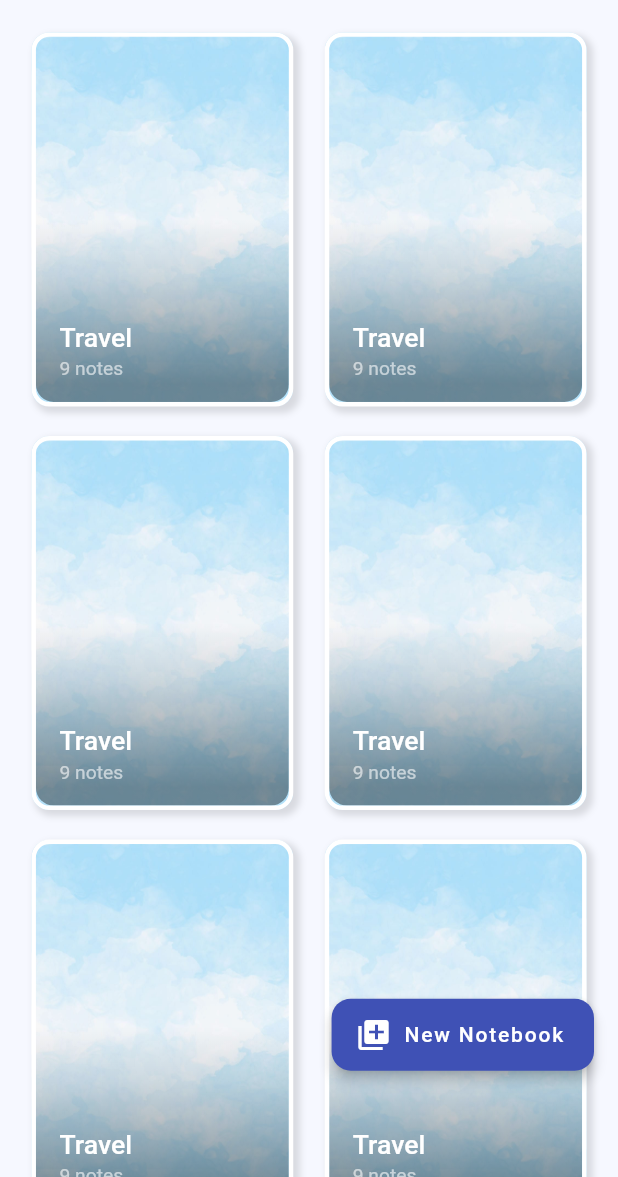
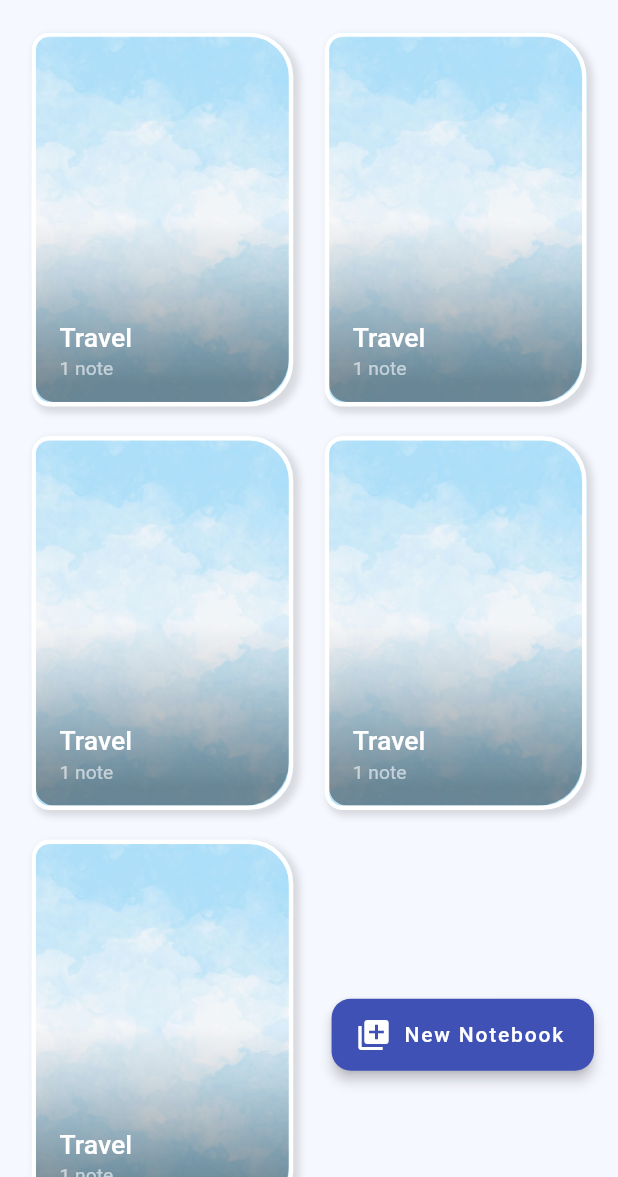
Before and after one commit to motasimfuad/deeNotes-personal_notebooks, a Flutter app: the AllNotebooksScreen screen opened by its route, on a phone screen of 412 x 824 dp, the part 59-1236 px from its top. Run offline on Flutter 3.47's test engine with Material 2 defaults, Android fonts, the phone set to English and light mode, and no system bars; our stand-ins replace flutter_bloc, flutter_screenutil, sqflite; accounts and stored records are empty; statements that could not run were skipped.

Commit message:
data repo updated

```diff
--- a/lib/data/models/note.dart
+++ b/lib/data/models/note.dart
@@ -4,7 +4,6 @@ import 'package:flutter/foundation.dart';
 import 'package:flutter/material.dart';
 
 import 'package:notebooks/data/models/label.dart';
-import 'package:notebooks/data/models/notebook.dart';
 
 import '../data_providers/note_colors_provider.dart';
 
@@ -16,7 +15,7 @@ class Note {
   bool? isLocked;
   Color color;
   DateTime? createdAt;
-  Notebook notebook;
+  int notebookId;
   List<Label>? labels;
   Note({
     this.id,
@@ -25,7 +24,7 @@ class Note {
     this.isFavorite = false,
     this.isLocked = false,
     required this.color,
-    required this.notebook,
+    required this.notebookId,
     this.createdAt,
     this.labels,
   });
@@ -38,7 +37,7 @@ class Note {
     bool? isLocked,
     Color? color,
     DateTime? createdAt,
-    Notebook? notebook,
+    int? notebookId,
     List<Label>? labels,
   }) {
     return Note(
@@ -50,7 +49,7 @@ class Note {
       color: color ?? this.color,
       createdAt: createdAt ?? this.createdAt,
       labels: labels ?? this.labels,
-      notebook: notebook ?? this.notebook,
+      notebookId: notebookId ?? this.notebookId,
     );
   }
 
@@ -61,7 +60,7 @@ class Note {
       'description': description,
       'isFavorite': isFavorite,
       'isLocked': isLocked,
-      'notebook': notebook,
+      'notebookId': notebookId,
       'color': color.value,
       'createdAt': createdAt?.millisecondsSinceEpoch,
       'labels': labels?.map((x) => x.toMap()).toList(),
@@ -75,7 +74,7 @@ class Note {
       description: map['description'] ?? '',
       isFavorite: map['isFavorite'] == 1 ? true : false,
       isLocked: map['isLocked'] == 1 ? true : false,
-      notebook: map['notebook'],
+      notebookId: map['notebookId'],
       color: Color(map['color']),
       createdAt: map['createdAt'] != null
           ? DateTime.fromMillisecondsSinceEpoch(map['createdAt'])
@@ -92,7 +91,7 @@ class Note {
 
   @override
   String toString() {
-    return 'Note(id: $id, title: $title, description: $description, isFavorite: $isFavorite, isLocked: $isLocked, color: $color, createdAt: $createdAt, labels: $labels, notebook: $notebook)';
+    return 'Note(id: $id, title: $title, description: $description, isFavorite: $isFavorite, isLocked: $isLocked, color: $color, createdAt: $createdAt, labels: $labels, notebookId: $notebookId)';
   }
 
   @override
@@ -106,7 +105,7 @@ class Note {
         other.isFavorite == isFavorite &&
         other.isLocked == isLocked &&
         other.color == color &&
-        other.notebook == notebook &&
+        other.notebookId == notebookId &&
         other.createdAt == createdAt &&
         listEquals(other.labels, labels);
   }
@@ -120,7 +119,7 @@ class Note {
         isLocked.hashCode ^
         color.hashCode ^
         createdAt.hashCode ^
-        notebook.hashCode ^
+        notebookId.hashCode ^
         labels.hashCode;
   }
 }
@@ -133,7 +132,7 @@ final sampleNote = Note(
   description:
       'It has survived not only five centuries, but also the leap into electronic typesetting, remaining essentially unchanged. It was popularised in the 1960s with the release of Letraset sheets containing Lorem Ipsum passages, and more recently with desktop publishing software like Aldus PageMaker including versions of Lorem Ipsum.',
   color: noteColorsProvider.noteColors[20].color,
-  notebook: Notebook(id: 1, cover: '', name: ''),
+  notebookId: 1,
   labels: [
     Label(id: 01, name: 'label 1'),
     Label(id: 02, name: 'label 2'),
--- a/lib/data/models/notebook.dart
+++ b/lib/data/models/notebook.dart
@@ -1,6 +1,3 @@
-import 'dart:convert';
-
-import 'package:flutter/foundation.dart';
 import 'package:flutter/material.dart';
 
 import 'package:notebooks/data/models/label.dart';
@@ -12,7 +9,7 @@ class Notebook {
   String cover;
   List<Label?>? labels;
   List<Note?>? notes;
-  bool? isLocked;
+  bool isLocked;
   Notebook({
     this.id,
     required this.name,
@@ -45,31 +42,27 @@ class Notebook {
       'id': id,
       'name': name,
       'cover': cover,
-      'labels': labels?.map((x) => x?.toMap()).toList(),
-      'notes': notes?.map((x) => x?.toMap()).toList(),
-      'isLocked': isLocked,
+      // 'labels': labels?.map((x) => x?.toMap()).toList(),
+      // 'notes': notes?.map((x) => x?.toMap()).toList(),
+      'isLocked': isLocked ? 1 : 0,
     };
   }
 
   factory Notebook.fromMap(Map<String, dynamic> map) {
     return Notebook(
       id: map['id']?.toInt(),
-      name: map['name'] ?? '',
-      cover: map['cover'] ?? '',
-      labels: map['labels'] != null
-          ? List<Label?>.from(map['labels']?.map((x) => Label?.fromMap(x)))
-          : null,
-      notes: map['notes'] != null
-          ? List<Note?>.from(map['notes']?.map((x) => Note?.fromMap(x)))
-          : null,
-      isLocked: map['isLocked'] == 1 ? true : false,
+      name: map['name'] as String,
+      cover: map['cover'] as String,
+      // labels: map['labels']
+      // // != null ? List<Label?>.from(map['labels']?.map((x) => Label?.fromMap(x)))
+      // //     : null
+      // ,
+      // notes: map['notes']
+      // // != null ? List<Note?>.from(map['notes']?.map((x) => Note?.fromMap(x))) : null
+      // ,
+      isLocked: (map['isLocked'] as int) == 1 ? true : false,
     );
   }
-
-  String toJson() => json.encode(toMap());
-
-  factory Notebook.fromJson(String source) =>
-      Notebook.fromMap(json.decode(source));
 
   @override
   String toString() {
@@ -77,27 +70,10 @@ class Notebook {
   }
 
   @override
-  bool operator ==(Object other) {
-    if (identical(this, other)) return true;
-
-    return other is Notebook &&
-        other.id == id &&
-        other.name == name &&
-        other.cover == cover &&
-        listEquals(other.labels, labels) &&
-        listEquals(other.notes, notes) &&
-        other.isLocked == isLocked;
-  }
+  bool operator ==(covariant Notebook other) => id == other.id;
 
   @override
-  int get hashCode {
-    return id.hashCode ^
-        name.hashCode ^
-        cover.hashCode ^
-        labels.hashCode ^
-        notes.hashCode ^
-        isLocked.hashCode;
-  }
+  int get hashCode => id.hashCode;
 }
 
 // delete later
@@ -120,63 +96,7 @@ final sampleNotebook = Notebook(
       title: 'Note 1',
       description: 'description',
       color: Colors.red,
-      notebook: Notebook(id: 1, cover: '', name: ''),
-    ),
-    Note(
-      id: 31,
-      title: 'Note 2',
-      description: 'description 2',
-      color: Colors.pink,
-      notebook: Notebook(id: 1, cover: '', name: ''),
-    ),
-    Note(
-      id: 31,
-      title: 'Note 2',
-      description: 'description 2' * 150,
-      color: Colors.purple,
-      notebook: Notebook(id: 1, cover: '', name: ''),
-    ),
-    Note(
-      id: 31,
-      title: 'Note 2',
-      description: 'description 2',
-      color: Colors.black,
-      notebook: Notebook(id: 1, cover: '', name: ''),
-    ),
-    Note(
-      id: 31,
-      title: 'Note 2',
-      description: 'description 2',
-      color: Colors.black,
-      notebook: Notebook(id: 1, cover: '', name: ''),
-    ),
-    Note(
-      id: 31,
-      title: 'Note 2',
-      description: 'description 2',
-      color: Colors.black,
-      notebook: Notebook(id: 1, cover: '', name: ''),
-    ),
-    Note(
-      id: 31,
-      title: 'Note 2',
-      description: 'description 2',
-      color: Colors.black,
-      notebook: Notebook(id: 1, cover: '', name: ''),
-    ),
-    Note(
-      id: 31,
-      title: 'Note 2',
-      description: 'description 2',
-      color: Colors.black,
-      notebook: Notebook(id: 1, cover: '', name: ''),
-    ),
-    Note(
-      id: 31,
-      title: 'Note 2',
-      description: 'description 2',
-      color: Colors.black,
-      notebook: Notebook(id: 1, cover: '', name: ''),
+      notebookId: 1,
     ),
   ],
 );
--- a/lib/presentation/router/app_router.dart
+++ b/lib/presentation/router/app_router.dart
@@ -34,6 +34,7 @@ class AppRouter {
         return MaterialPageRoute(
           builder: (_) => const AllNotebooksScreen(),
         );
+
       case createNotebook:
         return MaterialPageRoute(
           builder: (_) => const CreateNotebook(),
--- a/lib/presentation/screens/all_notebooks_screen/widgets/notebook_item.dart
+++ b/lib/presentation/screens/all_notebooks_screen/widgets/notebook_item.dart
@@ -27,7 +27,12 @@ class NotebookItem extends StatelessWidget {
             spreadRadius: 1,
           )
         ],
-        borderRadius: BorderRadius.all(Radius.circular(12.r)),
+        borderRadius: BorderRadius.only(
+          topLeft: Radius.circular(12.r),
+          topRight: Radius.circular(30.r),
+          bottomLeft: Radius.circular(12.r),
+          bottomRight: Radius.circular(30.r),
+        ),
         image: notebook?.cover != null
             ? DecorationImage(
                 image: AssetImage(notebook!.cover),
@@ -39,7 +44,12 @@ class NotebookItem extends StatelessWidget {
               ),
       ),
       child: ClipRRect(
-        borderRadius: BorderRadius.all(Radius.circular(12.r)),
+        borderRadius: BorderRadius.only(
+          topLeft: Radius.circular(12.r),
+          topRight: Radius.circular(29.r),
+          bottomLeft: Radius.circular(12.r),
+          bottomRight: Radius.circular(29.r),
+        ),
         child: Container(
           decoration: BoxDecoration(
             gradient: LinearGradient(
--- a/pubspec.yaml
+++ b/pubspec.yaml
@@ -11,8 +11,9 @@ environment:
   sdk: ">=2.16.0 <3.0.0"
 
 dependencies:
-  bloc: ^8.0.2
+  bloc: ^8.0.3
   cupertino_icons: ^1.0.2
+  equatable: ^2.0.3
   flutter:
     sdk: flutter
   flutter_bloc: ^8.0.1
```
Also changed, not shown: lib/composition_root.dart (added, +20 -0 lines), lib/data/repositories/data_repository.dart (+38 -31 lines), lib/main.dart (+5 -2 lines), lib/presentation/screens/all_notebooks_screen/all_notebooks_screen.dart (+13 -3 lines), pubspec.lock.
